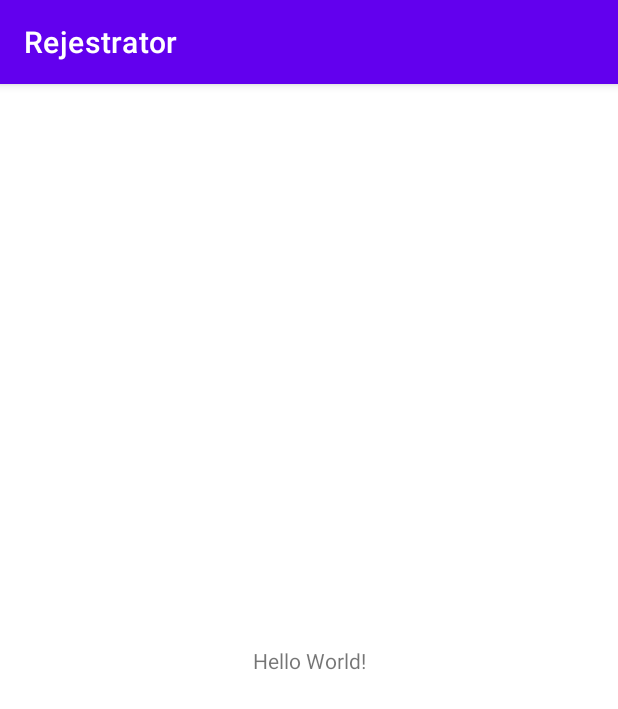
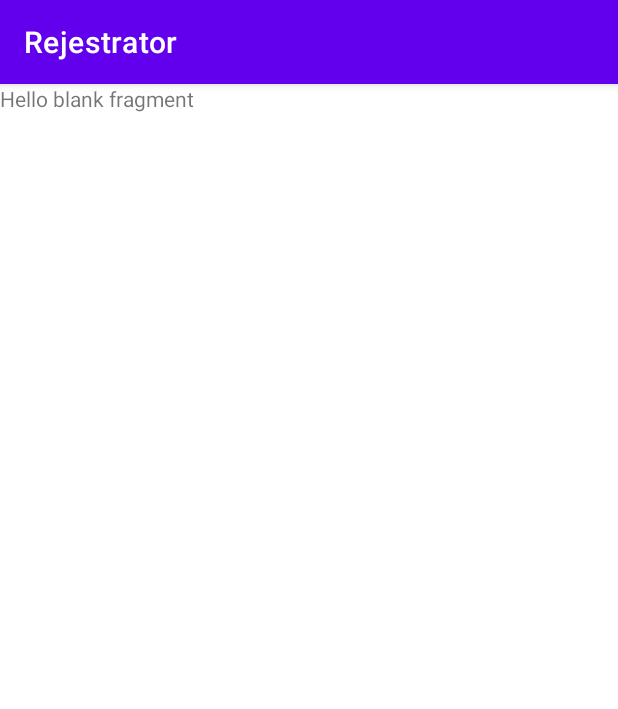
Before and after one commit to mikolajbuczak/rejestrator-app, an Android app: the screen it shows after launch (MainActivity), on a phone screen of 412 x 824 dp. Shown: the top 709 px of the screen. Run offline under Robolectric (Android 15) with nearby library versions, the phone set to English and light mode, and no system bars.

Commit message:
Added navigation file

```diff
--- a/Rejestrator/app/build.gradle
+++ b/Rejestrator/app/build.gradle
@@ -41,6 +41,7 @@ dependencies {
     implementation 'androidx.appcompat:appcompat:1.2.0'
     implementation 'com.google.android.material:material:1.2.1'
     implementation 'androidx.constraintlayout:constraintlayout:2.0.4'
+    implementation 'androidx.legacy:legacy-support-v4:1.0.0'
 
     def lifecycle_version = "2.2.0"
     def recyclerView_version = "1.1.0"
--- a/Rejestrator/app/src/main/AndroidManifest.xml
+++ b/Rejestrator/app/src/main/AndroidManifest.xml
@@ -9,7 +9,7 @@
         android:roundIcon="@mipmap/ic_launcher_round"
         android:supportsRtl="true"
         android:theme="@style/Theme.Rejestrator">
-        <activity android:name=".MainActivity">
+        <activity android:name=".view.MainActivity">
             <intent-filter>
                 <action android:name="android.intent.action.MAIN" />
 
--- a/Rejestrator/app/src/main/java/com/example/rejestrator/MainActivity.kt
+++ b/Rejestrator/app/src/main/java/com/example/rejestrator/view/MainActivity.kt
@@ -1,7 +1,8 @@
-package com.example.rejestrator
+package com.example.rejestrator.view
 
 import androidx.appcompat.app.AppCompatActivity
 import android.os.Bundle
+import com.example.rejestrator.R
 
 class MainActivity : AppCompatActivity() {
     override fun onCreate(savedInstanceState: Bundle?) {
--- /dev/null
+++ b/Rejestrator/app/src/main/java/com/example/rejestrator/view/fragment/Login.kt
@@ -0,0 +1,40 @@
+package com.example.rejestrator.view.fragment
+
+import android.os.Bundle
+import androidx.fragment.app.Fragment
+import android.view.LayoutInflater
+import android.view.View
+import android.view.ViewGroup
+import com.example.rejestrator.R
+
+private const val ARG_PARAM1 = "param1"
+private const val ARG_PARAM2 = "param2"
+
+class Login : Fragment() {
+    private var param1: String? = null
+    private var param2: String? = null
+
+    override fun onCreate(savedInstanceState: Bundle?) {
+        super.onCreate(savedInstanceState)
+        arguments?.let {
+            param1 = it.getString(ARG_PARAM1)
+            param2 = it.getString(ARG_PARAM2)
+        }
+    }
+
+    override fun onCreateView(inflater: LayoutInflater, container: ViewGroup?,
+                              savedInstanceState: Bundle?): View? {
+        return inflater.inflate(R.layout.fragment_login, container, false)
+    }
+
+    companion object {
+        @JvmStatic
+        fun newInstance(param1: String, param2: String) =
+                Login().apply {
+                    arguments = Bundle().apply {
+                        putString(ARG_PARAM1, param1)
+                        putString(ARG_PARAM2, param2)
+                    }
+                }
+    }
+}
--- a/Rejestrator/app/src/main/res/layout/activity_main.xml
+++ b/Rejestrator/app/src/main/res/layout/activity_main.xml
@@ -2,17 +2,22 @@
 <androidx.constraintlayout.widget.ConstraintLayout xmlns:android="http://schemas.android.com/apk/res/android"
     xmlns:app="http://schemas.android.com/apk/res-auto"
     xmlns:tools="http://schemas.android.com/tools"
+    android:id="@+id/main_activity"
     android:layout_width="match_parent"
     android:layout_height="match_parent"
-    tools:context=".MainActivity">
+    tools:context=".view.MainActivity">
 
-    <TextView
-        android:layout_width="wrap_content"
-        android:layout_height="wrap_content"
-        android:text="Hello World!"
+    <fragment
+        android:id="@+id/fragment"
+        android:name="androidx.navigation.fragment.NavHostFragment"
+        android:layout_width="0dp"
+        android:layout_height="0dp"
+        app:navGraph="@navigation/navigation_file"
+        app:defaultNavHost="true"
+
         app:layout_constraintBottom_toBottomOf="parent"
-        app:layout_constraintLeft_toLeftOf="parent"
-        app:layout_constraintRight_toRightOf="parent"
+        app:layout_constraintEnd_toEndOf="parent"
+        app:layout_constraintStart_toStartOf="parent"
         app:layout_constraintTop_toTopOf="parent" />
 
 </androidx.constraintlayout.widget.ConstraintLayout>
--- /dev/null
+++ b/Rejestrator/app/src/main/res/layout/fragment_login.xml
@@ -0,0 +1,14 @@
+<?xml version="1.0" encoding="utf-8"?>
+<FrameLayout xmlns:android="http://schemas.android.com/apk/res/android"
+    xmlns:tools="http://schemas.android.com/tools"
+    android:layout_width="match_parent"
+    android:layout_height="match_parent"
+    tools:context=".view.fragment.Login">
+
+    <!-- TODO: Update blank fragment layout -->
+    <TextView
+        android:layout_width="match_parent"
+        android:layout_height="match_parent"
+        android:text="@string/hello_blank_fragment" />
+
+</FrameLayout>
--- /dev/null
+++ b/Rejestrator/app/src/main/res/navigation/navigation_file.xml
@@ -0,0 +1,15 @@
+<?xml version="1.0" encoding="utf-8"?>
+<navigation xmlns:android="http://schemas.android.com/apk/res/android"
+    xmlns:app="http://schemas.android.com/apk/res-auto"
+    xmlns:tools="http://schemas.android.com/tools"
+    android:id="@+id/navigation_file"
+    app:startDestination="@id/loginFragment">
+
+    <fragment
+        android:id="@+id/loginFragment"
+        android:name="com.example.rejestrator.view.fragment.Login"
+        android:label="main_menu"
+        tools:layout="@layout/fragment_login" >
+    </fragment>
+
+</navigation>
--- a/Rejestrator/app/src/main/res/values/strings.xml
+++ b/Rejestrator/app/src/main/res/values/strings.xml
@@ -1,3 +1,5 @@
 <resources>
     <string name="app_name">Rejestrator</string>
+    <!-- TODO: Remove or change this placeholder text -->
+    <string name="hello_blank_fragment">Hello blank fragment</string>
 </resources>
```
